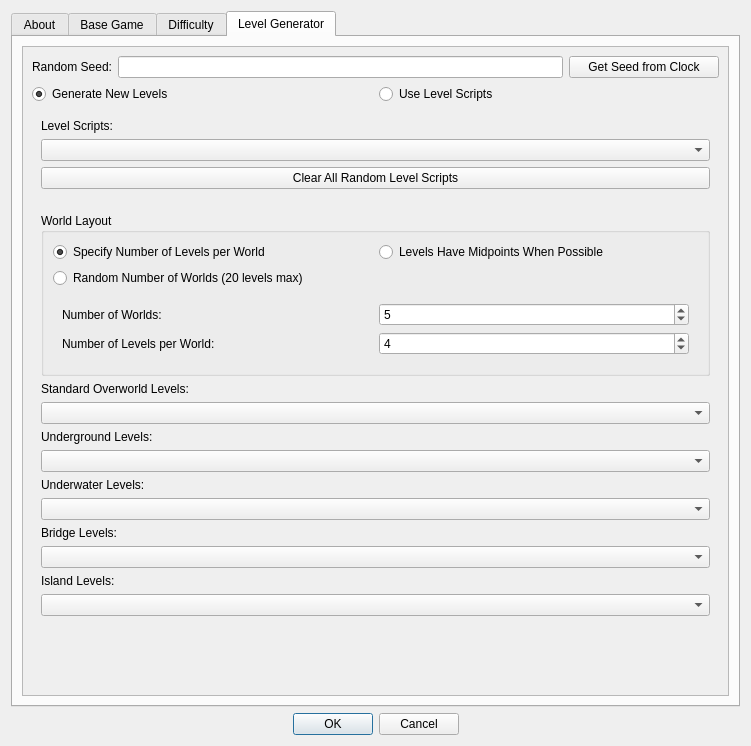
Above: SMB1/SMB1_Compliance_To_SMB1/Configure_Settings_Form.ui from Coolcord/Level-Headed before the change. Below: the same form after it.
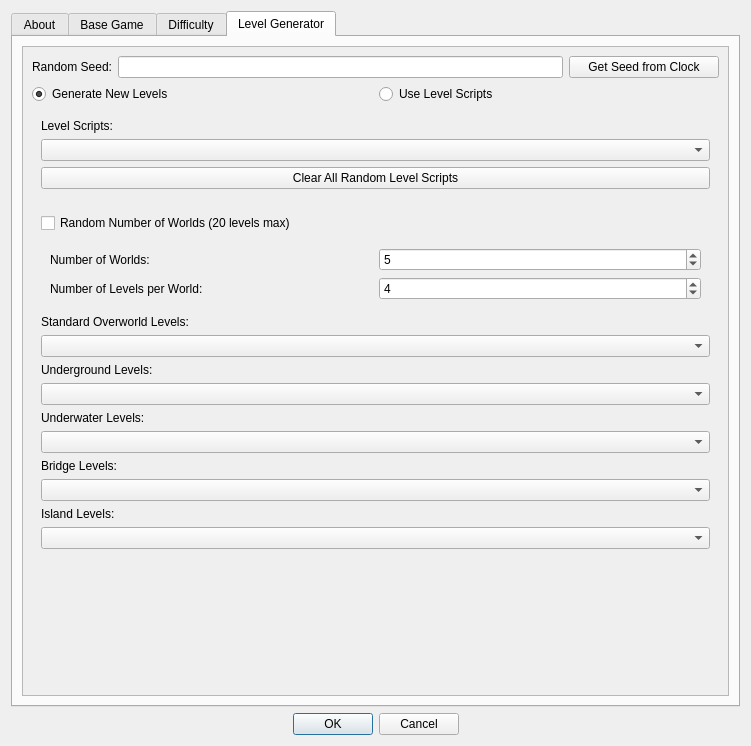
That is the form after the change.

Commit message: Converted random number of levels per world back to a checkbox

Diff of the .ui file:
```diff
--- a/SMB1/SMB1_Compliance_To_SMB1/Configure_Settings_Form.ui
+++ b/SMB1/SMB1_Compliance_To_SMB1/Configure_Settings_Form.ui
@@ -2108,8 +2108,8 @@
            <rect>
             <x>0</x>
             <y>0</y>
-            <width>684</width>
-            <height>704</height>
+            <width>701</width>
+            <height>635</height>
            </rect>
           </property>
           <layout class="QVBoxLayout" name="verticalLayout_4">
@@ -2198,34 +2198,7 @@
             <widget class="QWidget" name="layoutGenerateNewLevelsWidget" native="true">
              <layout class="QVBoxLayout" name="verticalLayout_15">
               <item>
-               <widget class="QGroupBox" name="groupWorldLayout">
-                <property name="title">
-                 <string>World Layout</string>
-                </property>
-                <layout class="QVBoxLayout" name="verticalLayout_17">
-                 <item>
-                  <layout class="QHBoxLayout" name="layoutWorldLayout">
-                   <item>
-                    <widget class="QRadioButton" name="radioSpecifyNumberOfLevelsPerWorld">
-                     <property name="text">
-                      <string>Specify Number of Levels per World</string>
-                     </property>
-                     <property name="checked">
-                      <bool>true</bool>
-                     </property>
-                    </widget>
-                   </item>
-                   <item>
-                    <widget class="QRadioButton" name="radioLevelsHaveMidpoints">
-                     <property name="text">
-                      <string>Levels Have Midpoints When Possible</string>
-                     </property>
-                    </widget>
-                   </item>
-                  </layout>
-                 </item>
-                 <item>
-                  <widget class="QRadioButton" name="radioRandomNumWorlds">
+               <widget class="QCheckBox" name="cbRandomNumWorlds">
                    <property name="text">
                     <string>Random Number of Worlds (20 levels max)</string>
                    </property>
@@ -2293,9 +2266,6 @@
                        </widget>
                       </item>
                      </layout>
-                    </item>
-                   </layout>
-                  </widget>
                  </item>
                 </layout>
                </widget>
```
Lines whose indentation alone changed are shown as unchanged. The commit also changes 5 other files.
